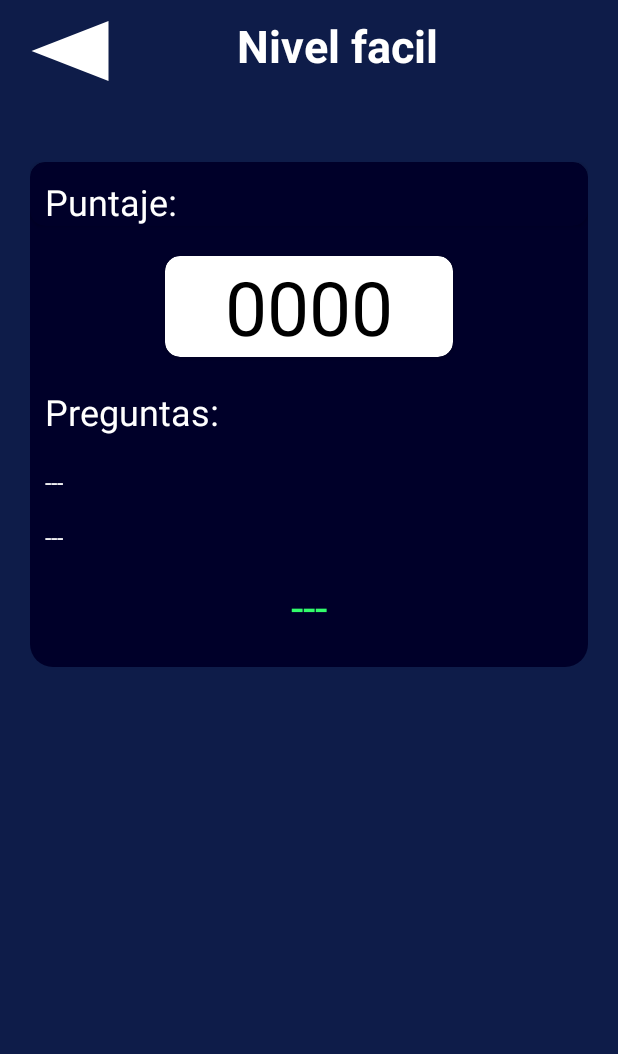
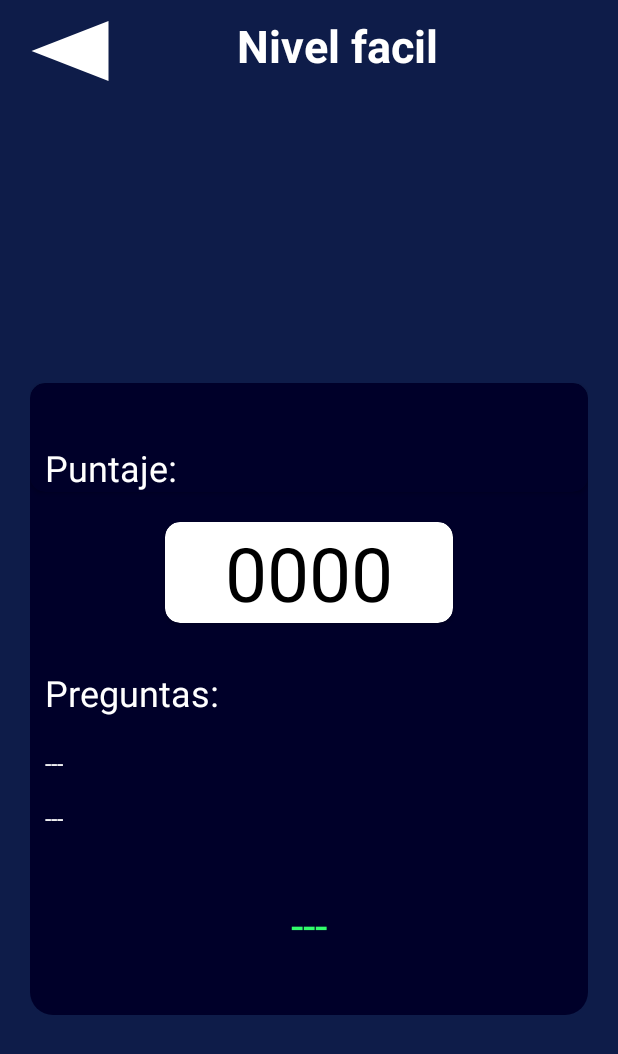
Before and after one commit to Joaquin-1204/Aloir, an Android app: the Details_Activity screen opened directly, with no data from a screen before it, on a phone screen of 412 x 824 dp. Shown: the top 1054 px of the screen. Run offline under Robolectric (Android 15) with nearby library versions, the phone set to English and light mode, and no system bars; Roboto replaces fonts that are not available here.

Commit message:
correcciones 06

```diff
--- a/app/src/main/java/com/miempresa/aloir/Nveles_Activity.java
+++ b/app/src/main/java/com/miempresa/aloir/Nveles_Activity.java
@@ -33,7 +33,7 @@ public class Nveles_Activity extends AppCompatActivity {
     Button Abandonar;
     TextView difi, music, questionCounter, scoreCounter;
     String bundle;
-    int exerciseasy =0;
+    int exerciseasy =-1;
     private MediaPlayer reproductorAudio, reproductorAudio2;
     private SeekBar seekBar, seekBar2;
     private Button playButton, playButton2, Alto, Bajo, Igual;
--- a/app/src/main/res/layout/activity_details.xml
+++ b/app/src/main/res/layout/activity_details.xml
@@ -1,4 +1,3 @@
-<?xml version="1.0" encoding="utf-8"?>
 <androidx.constraintlayout.widget.ConstraintLayout xmlns:android="http://schemas.android.com/apk/res/android"
     xmlns:app="http://schemas.android.com/apk/res-auto"
     xmlns:tools="http://schemas.android.com/tools"
@@ -6,22 +5,6 @@
     android:layout_height="match_parent"
     android:background="@drawable/background_gradient"
     tools:context=".Nveles_Activity">
-
-    <ScrollView
-        android:layout_width="match_parent"
-        android:layout_height="match_parent"
-        app:layout_constraintBottom_toBottomOf="parent"
-        app:layout_constraintEnd_toEndOf="parent"
-        app:layout_constraintStart_toStartOf="parent"
-        app:layout_constraintTop_toTopOf="parent">
-
-        <androidx.constraintlayout.widget.ConstraintLayout
-            android:layout_width="match_parent"
-            android:layout_height="match_parent"
-            app:layout_constraintBottom_toBottomOf="parent"
-            app:layout_constraintEnd_toEndOf="parent"
-            app:layout_constraintStart_toStartOf="parent"
-            app:layout_constraintTop_toTopOf="parent">
 
     <androidx.constraintlayout.widget.ConstraintLayout
         android:id="@+id/constraintLayout"
@@ -65,6 +48,7 @@
         android:layout_marginTop="50dp"
         android:layout_marginEnd="20dp"
         android:background="@drawable/details_baground"
+        app:layout_constraintBottom_toBottomOf="parent"
         app:layout_constraintEnd_toEndOf="parent"
         app:layout_constraintStart_toStartOf="parent"
         app:layout_constraintTop_toBottomOf="@+id/constraintLayout">
@@ -88,7 +72,7 @@
                     android:layout_width="wrap_content"
                     android:layout_height="wrap_content"
                     android:layout_marginStart="10dp"
-                            android:layout_marginTop="10dp"
+                    android:layout_marginTop="40dp"
                     android:fontFamily="@font/aclonica"
                     android:text="Puntaje:"
                     android:textColor="@color/white"
@@ -131,7 +115,7 @@
             android:layout_width="wrap_content"
             android:layout_height="wrap_content"
             android:layout_marginStart="10dp"
-                    android:layout_marginTop="20dp"
+            android:layout_marginTop="30dp"
             android:fontFamily="@font/aclonica"
             android:text="Preguntas:"
             android:textColor="@color/white"
@@ -169,8 +153,8 @@
             android:id="@+id/mensaje"
             android:layout_width="match_parent"
             android:layout_height="wrap_content"
-                    android:layout_marginTop="15dp"
-                    android:layout_marginBottom="20dp"
+            android:layout_marginTop="40dp"
+            android:layout_marginBottom="40dp"
             android:fontFamily="@font/aclonica"
             android:gravity="center"
             android:text="---"
@@ -184,7 +168,3 @@
     </androidx.constraintlayout.widget.ConstraintLayout>
 
 </androidx.constraintlayout.widget.ConstraintLayout>
-
-    </ScrollView>
-
-</androidx.constraintlayout.widget.ConstraintLayout>
```
Lines whose indentation alone changed are shown as unchanged.
